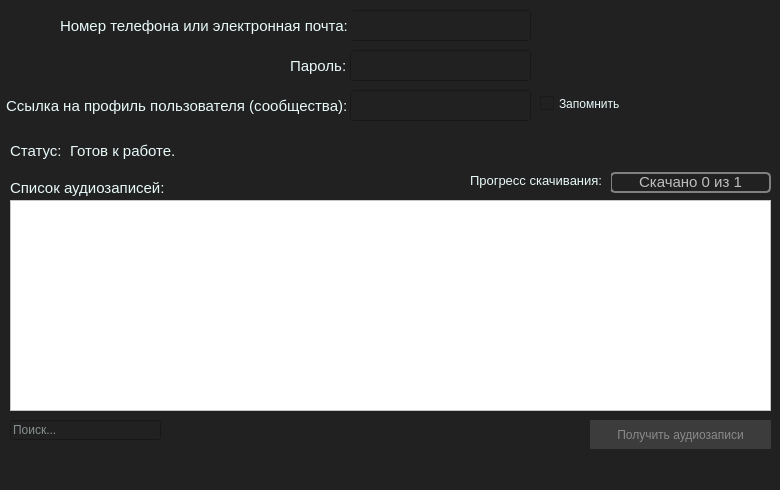
Above: audio.ui from qwertyadrian/vk-music-downloader before the change. Below: the same form after it.
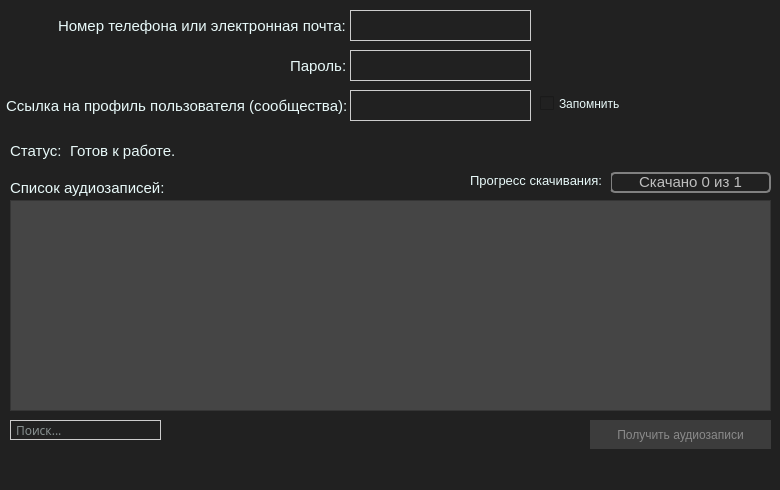
That is the form after the change. Icons and pictures are not drawn.

The edit to the form file:
```diff
--- a/audio.ui
+++ b/audio.ui
@@ -33,7 +33,7 @@
     <normaloff>logo.png</normaloff>logo.png</iconset>
   </property>
   <property name="styleSheet">
-   <string notr="true"> QPlainTextEdit,QSpinBox,QTimeEdit,QLineEdit {color: rgb(238, 255, 255);}QWidget {background: rgb(33, 33, 33);}QLabel, QCheckBox {color:#e8f9f9;}QPushButton {background-color: rgb(60, 60, 60);border: none;color: rgb(138, 138, 138);}QProgressBar {border: 2px solid grey;border-radius: 5px;}QProgressBar::chunk {background-color: #05B8CC;width: 20px;}QMenuBar {background-color: rgb(33, 33, 33);color: white;}QMenuBar::item {spacing: 3px;padding: 1px 4px;background: transparent;border-radius: 4px;}QMenuBar::item:selected {background: #a8a8a8;}QMenuBar::item:pressed {background: #888888;}QMenu:enabled {color: rgb(238, 255, 255);}QMenu:selected {background: #a8a8a8;}QTreeView {show-decoration-selected: 1;background-color: white;}QTreeView::item {border: 1px solid #d9d9d9;border-top-color: transparent;border-bottom-color: transparent;}QTreeView::branch {background: palette(base);}QTreeView::branch:has-siblings:!adjoins-item {border-image: url(src/vline.png) 0;}QTreeView::branch:has-siblings:adjoins-item {border-image: url(src/branch-more.png) 0;}QTreeView::branch:!has-children:!has-siblings:adjoins-item {border-image: url(src/branch-end.png) 0;}QTreeView::branch:has-children:!has-siblings:closed, QTreeView::branch:closed:has-children:has-siblings {border-image: none;image: url(src/branch-closed.png);}QTreeView::branch:open:has-children:!has-siblings, QTreeView::branch:open:has-children:has-siblings {border-image: none;image: url(src/branch-open.png);}QStatusBar {color: rgb(238, 255, 255);}</string>
+   <string notr="true">QMenuBar,QTreeView::item{color:#fff}QLineEdit,QMenu:enabled,QPlainTextEdit,QSpinBox,QStatusBar,QTimeEdit{color:#eff}QLineEdit{padding:3px;border-width:1px;border-color:#ccc;border-style:solid;font-weight:400;font-family:sans-serif}QWidget{background:#212121}QCheckBox,QLabel{color:#e8f9f9}QPushButton{background-color:#3c3c3c;border:none;color:#8a8a8a}QProgressBar{border:2px solid grey;border-radius:5px}QProgressBar::chunk{background-color:#f90;width:20px}QMenuBar{background-color:#212121}QMenuBar::item{spacing:3px;padding:1px 4px;background:0 0;border-radius:4px}QMenu:selected,QMenuBar::item:selected{background:#a8a8a8}QMenuBar::item:pressed{background:#888}QTreeView{background-color:#454545}QTreeView::branch{background:#454545}QTreeView::branch:closed:has-children:has-siblings,QTreeView::branch:has-children:!has-siblings:closed{image:url(src/branch-closed.png)}QTreeView::branch:open:has-children:!has-siblings,QTreeView::branch:open:has-children:has-siblings{image:url(src/branch-open.png)}QCheckBox::indicator:unchecked{image:url(src/unchecked.png)}QCheckBox::indicator:unchecked:hover{image:url(src/unchecked_hover.png)}</string>
   </property>
   <widget class="QWidget" name="centralwidget">
    <widget class="QLineEdit" name="login">
@@ -49,7 +49,7 @@
    <widget class="QLabel" name="login_text">
     <property name="geometry">
      <rect>
-      <x>60</x>
+      <x>58</x>
       <y>10</y>
       <width>291</width>
       <height>31</height>
```
